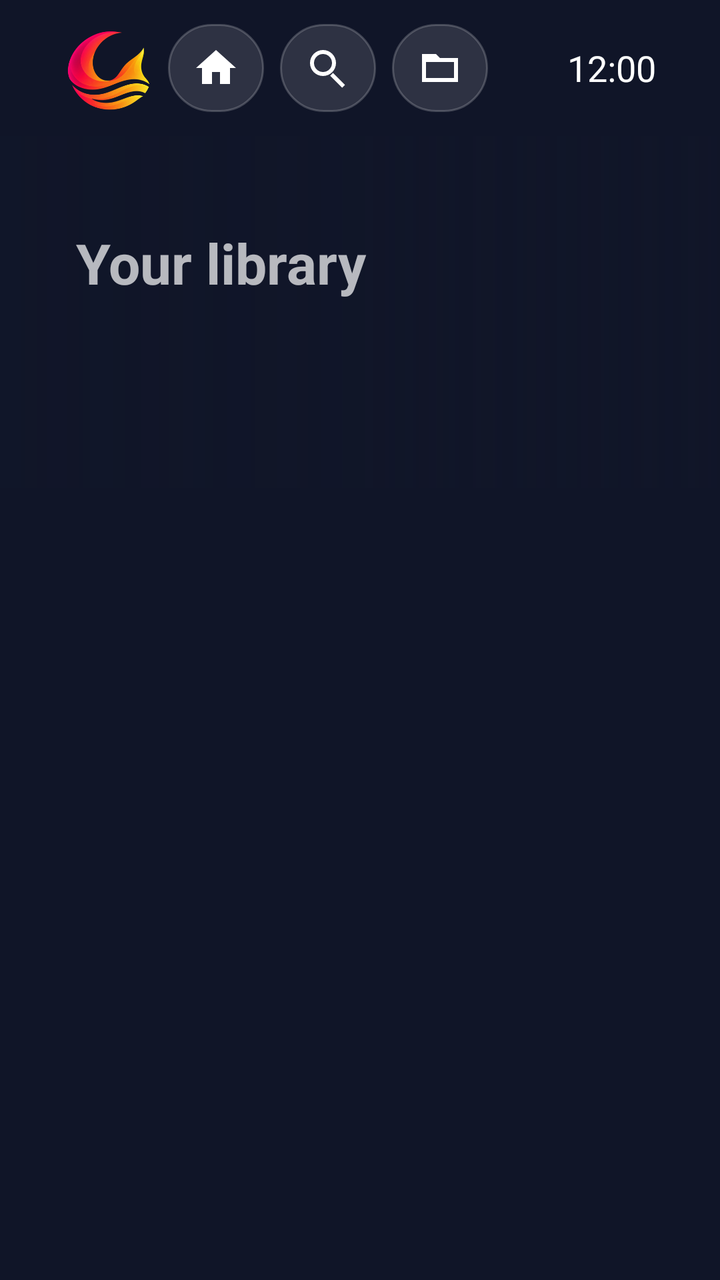
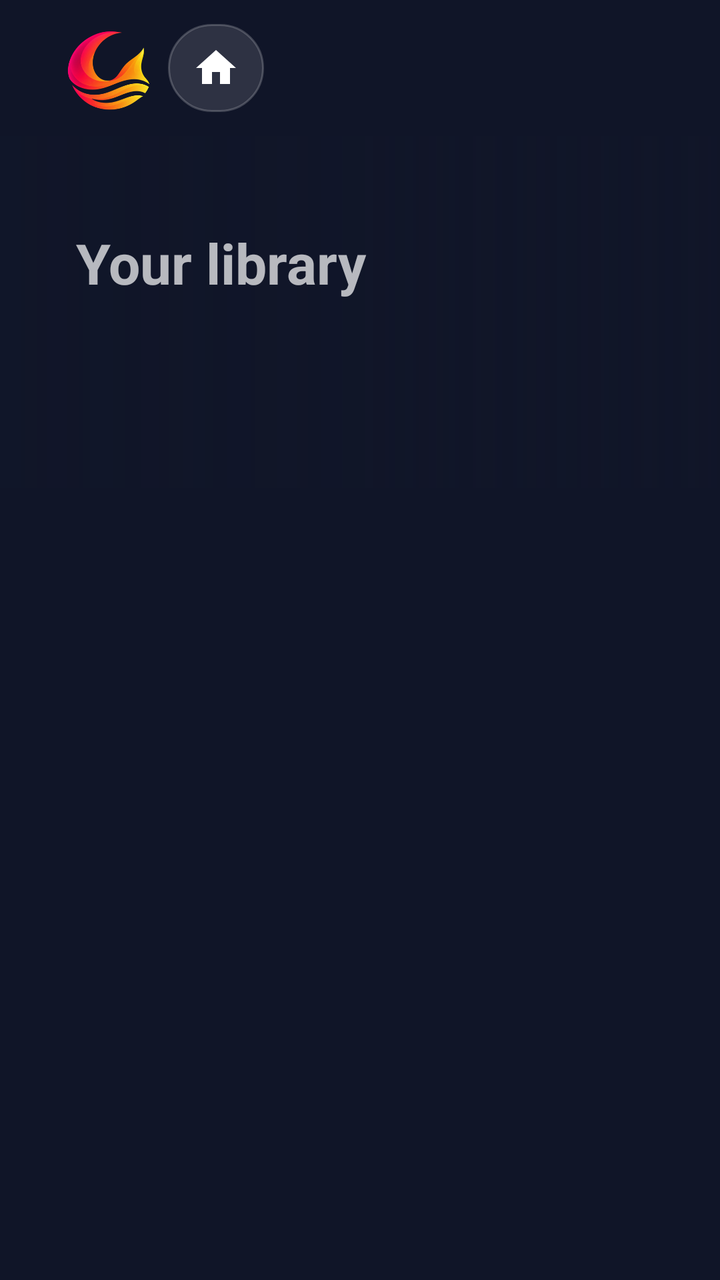

Compare the two renders of this Android layout. The source of the first and the diff that turns it into the second are given below.
<!-- AndroidManifest.xml: application theme Theme.Firefin -->
<!-- res/layout/activity_home.xml -->
<?xml version="1.0" encoding="utf-8"?>
<LinearLayout xmlns:android="http://schemas.android.com/apk/res/android" xmlns:app="http://schemas.android.com/apk/res-auto" android:layout_width="match_parent" android:layout_height="match_parent" android:background="@color/background" android:orientation="vertical">
<LinearLayout android:id="@+id/toolbar" android:layout_width="match_parent" android:layout_height="68dp" android:gravity="center_vertical" android:paddingStart="32dp" android:paddingEnd="32dp">
<ImageView android:layout_width="44dp" android:layout_height="44dp" android:src="@drawable/firefin_mark" android:contentDescription="@string/app_name" android:scaleType="fitCenter" android:layout_marginEnd="8dp"/>
<ImageButton android:id="@+id/homeButton" android:layout_width="48dp" android:layout_height="44dp" android:background="@drawable/button_background" android:contentDescription="@string/home" app:tint="@color/button_text" android:focusable="true" android:src="@drawable/ic_home" android:nextFocusRight="@id/searchButton"/>
<HorizontalScrollView android:layout_width="0dp" android:layout_height="56dp" android:layout_weight="1" android:fillViewport="false" android:scrollbars="none">
<LinearLayout android:layout_width="wrap_content" android:layout_height="match_parent" android:gravity="center_vertical">
<ImageButton android:id="@+id/searchButton" android:contentDescription="@string/search" app:tint="@color/button_text" android:src="@drawable/ic_search" android:background="@drawable/button_background" android:focusable="true" android:layout_width="48dp" android:layout_height="44dp" android:layout_marginStart="8dp" android:nextFocusLeft="@id/homeButton" android:nextFocusRight="@id/libraryButton"/>
<ImageButton android:id="@+id/libraryButton" android:layout_width="48dp" android:background="@drawable/button_background" android:contentDescription="@string/libraries" app:tint="@color/button_text" android:src="@drawable/ic_library" android:focusable="true" android:layout_height="44dp" android:layout_marginStart="8dp" android:nextFocusLeft="@id/searchButton" android:nextFocusRight="@id/randomButton"/>
<ImageButton android:id="@+id/randomButton" android:layout_width="48dp" android:background="@drawable/button_background" android:contentDescription="@string/random_playback" app:tint="@color/button_text" android:src="@drawable/ic_shuffle" android:focusable="true" android:layout_height="44dp" android:layout_marginStart="8dp" android:nextFocusLeft="@id/libraryButton" android:nextFocusRight="@id/favoritesButton"/>
<ImageButton android:id="@+id/favoritesButton" android:layout_width="48dp" android:background="@drawable/button_background" android:contentDescription="@string/favorites" app:tint="@color/button_text" android:src="@drawable/ic_star" android:focusable="true" android:layout_height="44dp" android:layout_marginStart="8dp" android:nextFocusLeft="@id/randomButton" android:nextFocusRight="@id/mediaRequestsButton"/>
<ImageButton android:id="@+id/mediaRequestsButton" android:layout_width="48dp" android:background="@drawable/button_background" android:contentDescription="@string/media_requests" app:tint="@color/button_text" android:src="@drawable/ic_requests" android:focusable="true" android:layout_height="44dp" android:layout_marginStart="8dp" android:nextFocusLeft="@id/favoritesButton" android:nextFocusRight="@id/settingsButton"/>
<ImageButton android:id="@+id/settingsButton" android:layout_width="48dp" android:background="@drawable/button_background" android:contentDescription="@string/settings" app:tint="@color/button_text" android:src="@drawable/ic_settings" android:focusable="true" android:layout_height="44dp" android:layout_marginStart="8dp" android:nextFocusLeft="@id/mediaRequestsButton"/>
</LinearLayout></HorizontalScrollView>
<TextClock android:layout_width="64dp" android:layout_height="wrap_content" android:layout_marginStart="12dp" android:format24Hour="HH:mm" android:format12Hour="h:mm" android:textSize="18sp" android:gravity="end"/>
</LinearLayout>
<FrameLayout android:layout_width="match_parent" android:layout_height="176dp" android:layout_marginBottom="4dp">
<ImageView android:id="@+id/previewImage" android:layout_width="match_parent" android:layout_height="match_parent" android:scaleType="centerCrop"/>
<View android:layout_width="match_parent" android:layout_height="match_parent" android:background="@drawable/backdrop_scrim"/>
<LinearLayout android:layout_width="540dp" android:layout_height="match_parent" android:paddingStart="38dp" android:paddingEnd="24dp" android:gravity="center_vertical" android:orientation="vertical">
<TextView android:id="@+id/previewName" android:layout_width="match_parent" android:layout_height="wrap_content" android:text="@string/home_preview_default" android:textSize="28sp" android:textStyle="bold" android:maxLines="2"/>
<TextView android:id="@+id/previewMeta" android:layout_width="match_parent" android:layout_height="wrap_content" android:layout_marginTop="6dp" android:textColor="@color/text_secondary" android:textSize="13sp"/>
<TextView android:id="@+id/previewOverview" android:layout_width="match_parent" android:layout_height="wrap_content" android:layout_marginTop="8dp" android:maxLines="3" android:ellipsize="end" android:textSize="13sp"/>
</LinearLayout></FrameLayout>
<FrameLayout android:layout_width="match_parent" android:layout_height="0dp" android:layout_weight="1">
<androidx.recyclerview.widget.RecyclerView android:id="@+id/rows" android:layout_width="match_parent" android:layout_height="match_parent" android:clipToPadding="false" android:paddingBottom="20dp"/>
<ProgressBar android:id="@+id/progress" android:layout_width="wrap_content" android:layout_height="wrap_content" android:layout_gravity="center" android:visibility="gone"/>
<TextView android:id="@+id/empty" android:layout_width="wrap_content" android:layout_height="wrap_content" android:layout_gravity="center" android:visibility="gone"/>
</FrameLayout></LinearLayout>
<!-- resources referenced by this layout -->
<resources>
  <color name="background">#101528</color>
  <color name="text_secondary">#B3B3B3</color>
  <!-- drawable backdrop_scrim (drawable) -->
  <?xml version="1.0" encoding="utf-8"?>
  <shape xmlns:android="http://schemas.android.com/apk/res/android"><gradient android:angle="0" android:startColor="#F2101528" android:centerColor="#C0101528" android:endColor="#55101528"/></shape>
  <!-- drawable ic_home (drawable) -->
  <vector xmlns:android="http://schemas.android.com/apk/res/android" android:width="24dp" android:height="24dp" android:viewportWidth="24" android:viewportHeight="24"><path android:fillColor="#FFFFFFFF" android:pathData="M10,20v-6h4v6h5v-8h3L12,3 2,12h3v8z"/></vector>
  <!-- drawable ic_library (drawable) -->
  <vector xmlns:android="http://schemas.android.com/apk/res/android" android:width="24dp" android:height="24dp" android:viewportWidth="24" android:viewportHeight="24"><path android:fillColor="#FFFFFFFF" android:pathData="M3,5h7l2,2h9v12H3zM5,9v8h14V9z"/></vector>
  <!-- drawable ic_requests (drawable) -->
  <vector xmlns:android="http://schemas.android.com/apk/res/android" android:width="24dp" android:height="24dp" android:viewportWidth="24" android:viewportHeight="24"><path android:fillColor="#FFFFFFFF" android:pathData="M4,3h16v14H7l-3,3zM6,5v10h12V5zM8,8h8v2H8zM8,12h5v2H8z"/></vector>
  <!-- drawable ic_search (drawable) -->
  <vector xmlns:android="http://schemas.android.com/apk/res/android" android:width="24dp" android:height="24dp" android:viewportWidth="24" android:viewportHeight="24"><path android:fillColor="#FFFFFFFF" android:pathData="M9.5,3a6.5,6.5 0,1 0,0 13a6.5,6.5 0,1 0,0 -13zM9.5,5a4.5,4.5 0,1 1,0 9a4.5,4.5 0,1 1,0 -9zM14.5,14.5l6,6 -1.4,1.4 -6,-6z"/></vector>
  <!-- drawable ic_shuffle (drawable) -->
  <vector xmlns:android="http://schemas.android.com/apk/res/android" android:width="24dp" android:height="24dp" android:viewportWidth="24" android:viewportHeight="24"><path android:fillColor="#FFFFFFFF" android:pathData="M16,3h5v5h-2V6.4l-3.2,3.2 -1.4,-1.4L17.6,5H16V3zM3.5,5.5l1.4,-1.4 13.6,13.6V16h2v5h-5v-2h1.6L4.9,4.1zM3.5,18.5l1.4,1.4 5.2,-5.2 -1.4,-1.4z"/></vector>
  <!-- drawable ic_star (drawable) -->
  <vector xmlns:android="http://schemas.android.com/apk/res/android" android:width="24dp" android:height="24dp" android:viewportWidth="24" android:viewportHeight="24"><path android:fillColor="#FFFFFFFF" android:pathData="M12,2l3.1,6.3 6.9,1 -5,4.9 1.2,6.8L12,17.8 5.8,21l1.2,-6.8 -5,-4.9 6.9,-1z"/></vector>
  <string name="app_name">Firefin</string>
  <string name="favorites">Favorites</string>
  <string name="home">Home</string>
  <string name="home_preview_default">Your library</string>
  <string name="libraries">Libraries</string>
  <string name="media_requests">Media requests</string>
  <string name="random_playback">Play random</string>
  <string name="search">Search</string>
  <string name="settings">Settings</string>
  <color name="accent">#00A4DC</color>
  <color name="text_primary">#FFFFFF</color>
  <!-- unchanged entries left out for length: 5 -->
</resources>

<!-- the commit's change to res/layout/activity_home.xml (unified diff, before → after) -->
@@ -2,16 +2,17 @@
 <LinearLayout xmlns:android="http://schemas.android.com/apk/res/android" xmlns:app="http://schemas.android.com/apk/res-auto" android:layout_width="match_parent" android:layout_height="match_parent" android:background="@color/background" android:orientation="vertical">
 <LinearLayout android:id="@+id/toolbar" android:layout_width="match_parent" android:layout_height="68dp" android:gravity="center_vertical" android:paddingStart="32dp" android:paddingEnd="32dp">
 <ImageView android:layout_width="44dp" android:layout_height="44dp" android:src="@drawable/firefin_mark" android:contentDescription="@string/app_name" android:scaleType="fitCenter" android:layout_marginEnd="8dp"/>
-<ImageButton android:id="@+id/homeButton" android:layout_width="48dp" android:layout_height="44dp" android:background="@drawable/button_background" android:contentDescription="@string/home" app:tint="@color/button_text" android:focusable="true" android:src="@drawable/ic_home" android:nextFocusRight="@id/searchButton"/>
+<ImageButton android:id="@+id/homeButton" android:layout_width="48dp" android:layout_height="44dp" android:background="@drawable/button_background" android:contentDescription="@string/home" app:tint="@color/button_text" android:focusable="true" android:src="@drawable/ic_home" android:nextFocusLeft="@id/homeButton" android:nextFocusRight="@id/searchButton"/>
 <HorizontalScrollView android:layout_width="0dp" android:layout_height="56dp" android:layout_weight="1" android:fillViewport="false" android:scrollbars="none">
 <LinearLayout android:layout_width="wrap_content" android:layout_height="match_parent" android:gravity="center_vertical">
 <ImageButton android:id="@+id/searchButton" android:contentDescription="@string/search" app:tint="@color/button_text" android:src="@drawable/ic_search" android:background="@drawable/button_background" android:focusable="true" android:layout_width="48dp" android:layout_height="44dp" android:layout_marginStart="8dp" android:nextFocusLeft="@id/homeButton" android:nextFocusRight="@id/libraryButton"/>
-<ImageButton android:id="@+id/libraryButton" android:layout_width="48dp" android:background="@drawable/button_background" android:contentDescription="@string/libraries" app:tint="@color/button_text" android:src="@drawable/ic_library" android:focusable="true" android:layout_height="44dp" android:layout_marginStart="8dp" android:nextFocusLeft="@id/searchButton" android:nextFocusRight="@id/randomButton"/>
-<ImageButton android:id="@+id/randomButton" android:layout_width="48dp" android:background="@drawable/button_background" android:contentDescription="@string/random_playback" app:tint="@color/button_text" android:src="@drawable/ic_shuffle" android:focusable="true" android:layout_height="44dp" android:layout_marginStart="8dp" android:nextFocusLeft="@id/libraryButton" android:nextFocusRight="@id/favoritesButton"/>
-<ImageButton android:id="@+id/favoritesButton" android:layout_width="48dp" android:background="@drawable/button_background" android:contentDescription="@string/favorites" app:tint="@color/button_text" android:src="@drawable/ic_star" android:focusable="true" android:layout_height="44dp" android:layout_marginStart="8dp" android:nextFocusLeft="@id/randomButton" android:nextFocusRight="@id/mediaRequestsButton"/>
-<ImageButton android:id="@+id/mediaRequestsButton" android:layout_width="48dp" android:background="@drawable/button_background" android:contentDescription="@string/media_requests" app:tint="@color/button_text" android:src="@drawable/ic_requests" android:focusable="true" android:layout_height="44dp" android:layout_marginStart="8dp" android:nextFocusLeft="@id/favoritesButton" android:nextFocusRight="@id/settingsButton"/>
-<ImageButton android:id="@+id/settingsButton" android:layout_width="48dp" android:background="@drawable/button_background" android:contentDescription="@string/settings" app:tint="@color/button_text" android:src="@drawable/ic_settings" android:focusable="true" android:layout_height="44dp" android:layout_marginStart="8dp" android:nextFocusLeft="@id/mediaRequestsButton"/>
+<ImageButton android:id="@+id/libraryButton" android:layout_width="48dp" android:background="@drawable/button_background" android:contentDescription="@string/libraries" app:tint="@color/button_text" android:src="@drawable/ic_library" android:focusable="true" android:layout_height="44dp" android:layout_marginStart="8dp" android:nextFocusLeft="@id/searchButton" android:nextFocusRight="@id/mediaRequestsButton"/>
+<ImageButton android:id="@+id/mediaRequestsButton" android:layout_width="48dp" android:background="@drawable/button_background" android:contentDescription="@string/media_requests" app:tint="@color/button_text" android:src="@drawable/ic_requests" android:focusable="true" android:layout_height="44dp" android:layout_marginStart="8dp" android:nextFocusLeft="@id/libraryButton" android:nextFocusRight="@id/randomButton"/>
+<ImageButton android:id="@+id/randomButton" android:layout_width="48dp" android:background="@drawable/button_background" android:contentDescription="@string/random_playback" app:tint="@color/button_text" android:src="@drawable/ic_shuffle" android:focusable="true" android:layout_height="44dp" android:layout_marginStart="8dp" android:nextFocusLeft="@id/mediaRequestsButton" android:nextFocusRight="@id/favoritesButton"/>
+<ImageButton android:id="@+id/favoritesButton" android:layout_width="48dp" android:background="@drawable/button_background" android:contentDescription="@string/favorites" app:tint="@color/button_text" android:src="@drawable/ic_star" android:focusable="true" android:layout_height="44dp" android:layout_marginStart="8dp" android:nextFocusLeft="@id/randomButton" android:nextFocusRight="@id/settingsButton"/>
+<ImageButton android:id="@+id/settingsButton" android:layout_width="48dp" android:background="@drawable/button_background" android:contentDescription="@string/settings" app:tint="@color/button_text" android:src="@drawable/ic_settings" android:focusable="true" android:layout_height="44dp" android:layout_marginStart="8dp" android:nextFocusLeft="@id/favoritesButton" android:nextFocusRight="@id/settingsButton"/>
 </LinearLayout></HorizontalScrollView>
+<TextView android:id="@+id/toolbarActionLabel" android:layout_width="240dp" android:layout_height="wrap_content" android:layout_marginStart="12dp" android:gravity="end" android:maxLines="1" android:ellipsize="end" android:textColor="@color/text_secondary" android:textSize="14sp" android:focusable="false" android:importantForAccessibility="no" android:visibility="invisible"/>
 <TextClock android:layout_width="64dp" android:layout_height="wrap_content" android:layout_marginStart="12dp" android:format24Hour="HH:mm" android:format12Hour="h:mm" android:textSize="18sp" android:gravity="end"/>
 </LinearLayout>
 <FrameLayout android:layout_width="match_parent" android:layout_height="176dp" android:layout_marginBottom="4dp">
<!-- resource entries referenced after the edit -->
@@ -10,7 +10,21 @@
   <!-- drawable ic_library (drawable) -->
   <vector xmlns:android="http://schemas.android.com/apk/res/android" android:width="24dp" android:height="24dp" android:viewportWidth="24" android:viewportHeight="24"><path android:fillColor="#FFFFFFFF" android:pathData="M3,5h7l2,2h9v12H3zM5,9v8h14V9z"/></vector>
   <!-- drawable ic_requests (drawable) -->
-  <vector xmlns:android="http://schemas.android.com/apk/res/android" android:width="24dp" android:height="24dp" android:viewportWidth="24" android:viewportHeight="24"><path android:fillColor="#FFFFFFFF" android:pathData="M4,3h16v14H7l-3,3zM6,5v10h12V5zM8,8h8v2H8zM8,12h5v2H8z"/></vector>
+  <vector xmlns:android="http://schemas.android.com/apk/res/android"
+      android:width="24dp"
+      android:height="24dp"
+      android:viewportWidth="24"
+      android:viewportHeight="24">
+      
+      <group android:scaleX="0.25" android:scaleY="0.25">
+          <path
+              android:fillColor="#FFFFFFFF"
+              android:pathData="M80,52C80,67.46,67.46,80,52,80C36.54,80,24,67.46,24,52C24,49.13,24.43,46.36,25.23,43.75C27.43,48.62,32.32,52,38,52C45.73,52,52,45.73,52,38C52,32.32,48.62,27.43,43.76,25.23C46.36,24.43,49.13,24,52,24C67.46,24,80,36.54,80,52Z" />
+          <path
+              android:fillColor="#FFFFFFFF"
+              android:pathData="M48,12C28.12,12,12,28.12,12,48C12,50.21,10.21,52,8,52C5.79,52,4,50.21,4,48C4,23.7,23.7,4,48,4C50.21,4,52,5.79,52,8C52,10.21,50.21,12,48,12Z" />
+      </group>
+  </vector>
   <!-- drawable ic_search (drawable) -->
   <vector xmlns:android="http://schemas.android.com/apk/res/android" android:width="24dp" android:height="24dp" android:viewportWidth="24" android:viewportHeight="24"><path android:fillColor="#FFFFFFFF" android:pathData="M9.5,3a6.5,6.5 0,1 0,0 13a6.5,6.5 0,1 0,0 -13zM9.5,5a4.5,4.5 0,1 1,0 9a4.5,4.5 0,1 1,0 -9zM14.5,14.5l6,6 -1.4,1.4 -6,-6z"/></vector>
   <!-- drawable ic_shuffle (drawable) -->
